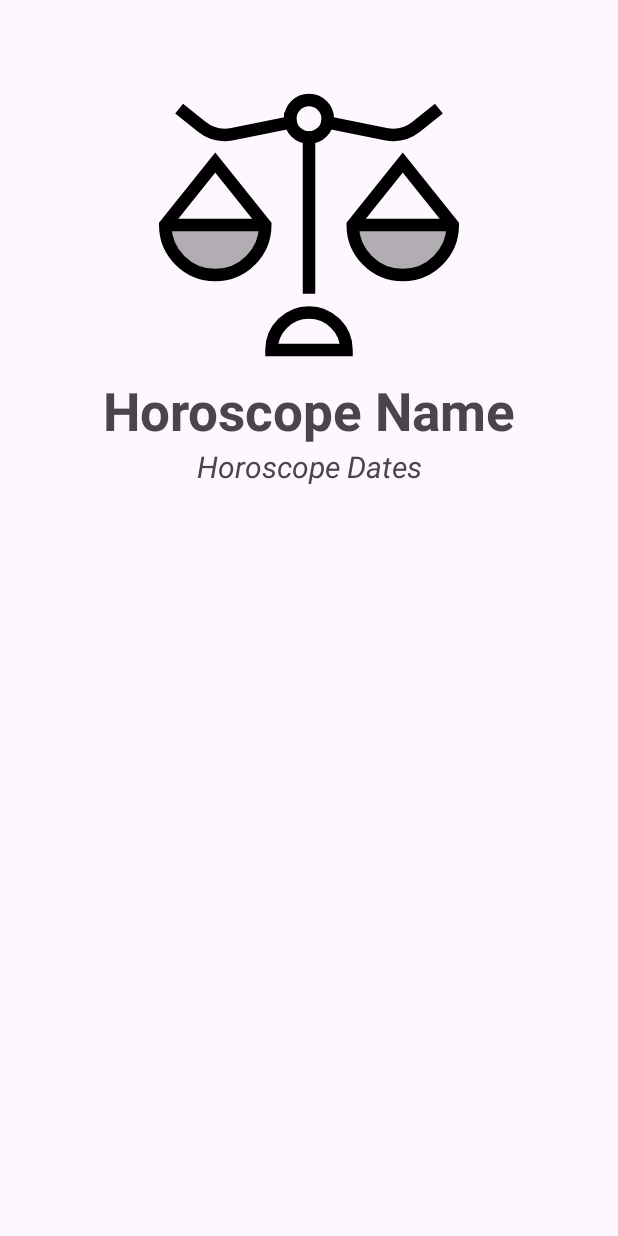
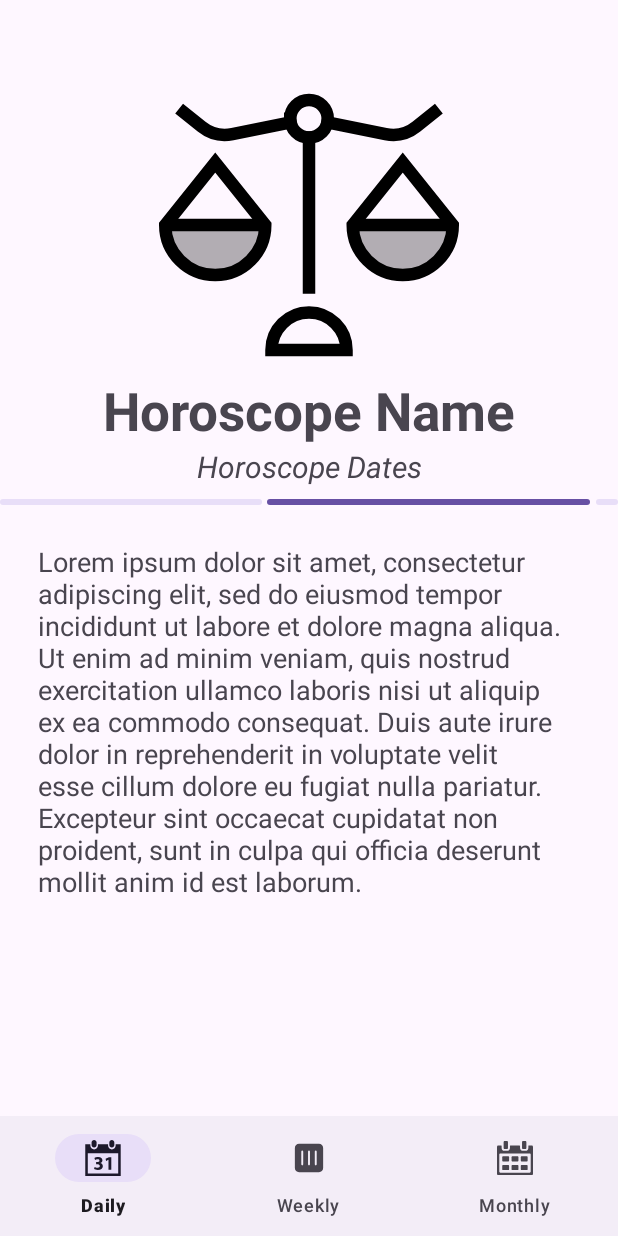
Before and after one commit to EdsDumpster/Horos-Exercise, an Android app: the layout activity_detail.xml on its own in the app's theme, with its tools: preview values and no code run, on a phone screen of 412 x 824 dp. Run offline under Robolectric (Android 15) with nearby library versions, the phone set to English and light mode, and no system bars.

Commit message:
Add the API's request and show the luck (given by the api) in the Detail Activity.

```diff
--- a/app/src/main/AndroidManifest.xml
+++ b/app/src/main/AndroidManifest.xml
@@ -1,6 +1,9 @@
 <?xml version="1.0" encoding="utf-8"?>
 <manifest xmlns:android="http://schemas.android.com/apk/res/android"
     xmlns:tools="http://schemas.android.com/tools">
+
+    <uses-permission android:name="android.permission.INTERNET" />
+
 
     <application
         android:allowBackup="true"
--- /dev/null
+++ b/app/src/main/res/drawable/day_icon.xml
@@ -0,0 +1,21 @@
+<vector xmlns:android="http://schemas.android.com/apk/res/android"
+    android:width="800dp"
+    android:height="800dp"
+    android:viewportWidth="29.125"
+    android:viewportHeight="29.125">
+  <path
+      android:pathData="M21.703,6.148c1.119,0 2.021,-0.898 2.021,-2.016V2.02c0,-1.12 -0.902,-2.02 -2.021,-2.02c-1.114,0 -2.018,0.9 -2.018,2.02v2.113C19.686,5.25 20.589,6.148 21.703,6.148z"
+      android:fillColor="#000000"/>
+  <path
+      android:pathData="M28.883,3.498h-4.069v1.023c0,1.699 -1.379,3.078 -3.074,3.078c-1.699,0 -3.076,-1.379 -3.076,-3.078V3.498h-8.202v1.023c0,1.699 -1.378,3.078 -3.075,3.078c-1.7,0 -3.074,-1.379 -3.074,-3.078V3.498L0.209,3.445v25.678l2.052,0.002h24.603l2.051,-0.008L28.883,3.498zM26.863,27.08H2.261V10.674h24.603V27.08H26.863z"
+      android:fillColor="#000000"/>
+  <path
+      android:pathData="M7.352,6.148c1.119,0 2.021,-0.898 2.021,-2.016V2.02C9.372,0.9 8.471,0 7.352,0C6.237,0 5.334,0.9 5.334,2.02v2.113C5.334,5.25 6.237,6.148 7.352,6.148z"
+      android:fillColor="#000000"/>
+  <path
+      android:pathData="M7.798,21.752c0.422,0.23 1.381,0.619 2.346,0.619c1.224,0 1.843,-0.588 1.843,-1.334c0,-1.006 -0.996,-1.457 -2.028,-1.457H8.995v-1.691h0.928c0.792,0 1.785,-0.311 1.785,-1.164c0,-0.605 -0.483,-1.055 -1.488,-1.055c-0.823,0 -1.688,0.357 -2.095,0.607l-0.481,-1.705c0.609,-0.389 1.8,-0.762 3.12,-0.762c2.142,0 3.33,1.131 3.33,2.51c0,1.072 -0.601,1.926 -1.845,2.342v0.033c1.211,0.217 2.189,1.133 2.189,2.465c0,1.768 -1.566,3.07 -4.127,3.07c-1.305,0 -2.403,-0.34 -2.991,-0.699L7.798,21.752z"
+      android:fillColor="#000000"/>
+  <path
+      android:pathData="M19.001,16.076l-0.028,0l-1.923,0.914l-0.389,-1.769l2.683,-1.239l1.938,0l0,10.08l-2.281,0z"
+      android:fillColor="#000000"/>
+</vector>
--- /dev/null
+++ b/app/src/main/res/drawable/month_icon.xml
@@ -0,0 +1,33 @@
+<vector xmlns:android="http://schemas.android.com/apk/res/android"
+    android:width="800dp"
+    android:height="800dp"
+    android:viewportWidth="331.37"
+    android:viewportHeight="331.37">
+  <path
+      android:pathData="M111.37,188.96c0,4.96 -4.05,9.01 -9.01,9.01H57.31c-4.95,0 -9.01,-4.05 -9.01,-9.01v-30.11c0,-4.96 4.05,-9.01 9.01,-9.01h45.05c4.96,0 9.01,4.05 9.01,9.01V188.96z"
+      android:fillColor="#000000"/>
+  <path
+      android:pathData="M111.37,268.09c0,4.96 -4.05,9.01 -9.01,9.01H57.31c-4.95,0 -9.01,-4.05 -9.01,-9.01v-30.11c0,-4.96 4.05,-9.01 9.01,-9.01h45.05c4.96,0 9.01,4.05 9.01,9.01V268.09z"
+      android:fillColor="#000000"/>
+  <path
+      android:pathData="M197.22,188.96c0,4.96 -4.05,9.01 -9.01,9.01H143.16c-4.96,0 -9.01,-4.05 -9.01,-9.01v-30.11c0,-4.96 4.05,-9.01 9.01,-9.01h45.05c4.96,0 9.01,4.05 9.01,9.01V188.96z"
+      android:fillColor="#000000"/>
+  <path
+      android:pathData="M197.22,268.09c0,4.96 -4.05,9.01 -9.01,9.01H143.16c-4.96,0 -9.01,-4.05 -9.01,-9.01v-30.11c0,-4.96 4.05,-9.01 9.01,-9.01h45.05c4.96,0 9.01,4.05 9.01,9.01V268.09z"
+      android:fillColor="#000000"/>
+  <path
+      android:pathData="M282.02,188.96c0,4.96 -4.05,9.01 -9.01,9.01h-45.05c-4.96,0 -9.01,-4.05 -9.01,-9.01v-30.11c0,-4.96 4.05,-9.01 9.01,-9.01h45.05c4.96,0 9.01,4.05 9.01,9.01V188.96z"
+      android:fillColor="#000000"/>
+  <path
+      android:pathData="M282.02,268.09c0,4.96 -4.05,9.01 -9.01,9.01h-45.05c-4.96,0 -9.01,-4.05 -9.01,-9.01v-30.11c0,-4.96 4.05,-9.01 9.01,-9.01h45.05c4.96,0 9.01,4.05 9.01,9.01V268.09z"
+      android:fillColor="#000000"/>
+  <path
+      android:pathData="M70.79,82.45c-5.38,0 -9.79,-4.4 -9.79,-9.79V19.7c0,-5.38 4.4,-9.79 9.79,-9.79h20.36c5.38,0 9.79,4.4 9.79,9.79v52.97c0,5.38 -4.4,9.79 -9.79,9.79H70.79z"
+      android:fillColor="#000000"/>
+  <path
+      android:pathData="M240.3,82.45c-5.38,0 -9.79,-4.4 -9.79,-9.79V19.7c0,-5.38 4.4,-9.79 9.79,-9.79h20.36c5.38,0 9.79,4.4 9.79,9.79v52.97c0,5.38 -4.4,9.79 -9.79,9.79H240.3z"
+      android:fillColor="#000000"/>
+  <path
+      android:pathData="M321.92,49.94c0,0 -16.16,0 -28.49,0c-1.63,0 -4.64,0 -4.64,3.75v16.75c0,16 -8.86,29.01 -29.01,29.01h-18.75c-19.11,0 -29.01,-13.01 -29.01,-29.01l0,-15.88c0,-3 -2.1,-4.63 -4.6,-4.63c-23.87,0 -58.03,0 -82.75,0c-1.84,0 -5.33,0 -5.33,4.75v15.75c0,16 -7.98,29.01 -29.01,29.01H71.59c-23.29,0 -29.01,-13.01 -29.01,-29.01V55.31c0,-4.25 -3.83,-5.38 -5.91,-5.38c-12.19,0 -27.22,0 -27.22,0C4.25,49.94 0,54.19 0,66.39v252.62c0,-1.8 4.25,2.45 9.45,2.45h312.46c5.2,0 9.45,-4.25 9.45,-2.45V66.39C331.37,54.19 327.12,49.94 321.92,49.94zM310.36,291c0,5.2 -4.25,9.45 -9.45,9.45H30.46c-5.2,0 -9.45,-4.25 -9.45,-9.45V134.46c0,-5.2 4.25,-9.45 9.45,-9.45h270.45c5.2,0 9.45,4.25 9.45,9.45V291z"
+      android:fillColor="#000000"/>
+</vector>
--- /dev/null
+++ b/app/src/main/res/drawable/week_icon.xml
@@ -0,0 +1,12 @@
+<vector xmlns:android="http://schemas.android.com/apk/res/android"
+    android:width="800dp"
+    android:height="800dp"
+    android:viewportWidth="28"
+    android:viewportHeight="28">
+  <path
+      android:pathData="M21.75,3C23.545,3 25,4.455 25,6.25L25,21.75C25,23.545 23.545,25 21.75,25L6.25,25C4.455,25 3,23.545 3,21.75L3,6.25C3,4.455 4.455,3 6.25,3L21.75,3ZM14,8.25C13.62,8.25 13.307,8.532 13.257,8.898L13.25,9L13.25,19L13.257,19.102C13.307,19.468 13.62,19.75 14,19.75C14.38,19.75 14.693,19.468 14.743,19.102L14.75,19L14.75,9L14.743,8.898C14.693,8.532 14.38,8.25 14,8.25ZM19.25,8.25C18.87,8.25 18.557,8.532 18.507,8.898L18.5,9L18.5,19L18.507,19.102C18.557,19.468 18.87,19.75 19.25,19.75C19.63,19.75 19.943,19.468 19.993,19.102L20,19L20,9L19.993,8.898C19.943,8.532 19.63,8.25 19.25,8.25ZM8.75,8.25C8.37,8.25 8.057,8.532 8.007,8.898L8,9L8,19L8.007,19.102C8.057,19.468 8.37,19.75 8.75,19.75C9.13,19.75 9.443,19.468 9.493,19.102L9.5,19L9.5,9L9.493,8.898C9.443,8.532 9.13,8.25 8.75,8.25Z"
+      android:strokeWidth="1"
+      android:fillColor="#212121"
+      android:fillType="nonZero"
+      android:strokeColor="#00000000"/>
+</vector>
--- a/app/src/main/res/layout/activity_detail.xml
+++ b/app/src/main/res/layout/activity_detail.xml
@@ -34,4 +34,31 @@
         android:textSize="20sp"
         android:textStyle="italic"/>
 
+    <com.google.android.material.progressindicator.LinearProgressIndicator
+        android:id="@+id/progressIndicator"
+        android:layout_width="match_parent"
+        android:layout_height="wrap_content"
+        android:indeterminate="true"
+        android:layout_marginTop="8dp"/>
+
+    <ScrollView
+        android:layout_width="wrap_content"
+        android:layout_height="0dp"
+        android:layout_weight="1">
+
+        <TextView
+            android:id="@+id/luckView"
+            android:layout_width="match_parent"
+            android:layout_height="wrap_content"
+            android:textAppearance="@style/TextAppearance.AppCompat.Medium"
+            tools:text="Lorem ipsum dolor sit amet, consectetur adipiscing elit, sed do eiusmod tempor incididunt ut labore et dolore magna aliqua. Ut enim ad minim veniam, quis nostrud exercitation ullamco laboris nisi ut aliquip ex ea commodo consequat. Duis aute irure dolor in reprehenderit in voluptate velit esse cillum dolore eu fugiat nulla pariatur. Excepteur sint occaecat cupidatat non proident, sunt in culpa qui officia deserunt mollit anim id est laborum."
+            android:padding="25dp"/>
+    </ScrollView>
+
+    <com.google.android.material.bottomnavigation.BottomNavigationView
+        android:id="@+id/ivNavigation"
+        android:layout_width="match_parent"
+        android:layout_height="wrap_content"
+        app:menu="@menu/detail_navigation_menu"/>
+
 </LinearLayout>
--- /dev/null
+++ b/app/src/main/res/menu/detail_navigation_menu.xml
@@ -0,0 +1,19 @@
+<?xml version="1.0" encoding="utf-8"?>
+<menu xmlns:android="http://schemas.android.com/apk/res/android"
+    xmlns:app="http://schemas.android.com/apk/res-auto">
+    <item
+        android:id="@+id/action_daily"
+        android:icon="@drawable/day_icon"
+        android:title="@string/daily_navigation_menu"
+        app:showAsAction="always"/>
+    <item
+        android:id="@+id/action_weekly"
+        android:icon="@drawable/week_icon"
+        android:title="@string/weekly_navigation_menu"
+        app:showAsAction="always"/>
+    <item
+        android:id="@+id/action_monthly"
+        android:icon="@drawable/month_icon"
+        android:title="@string/monthly_navigation_menu"
+        app:showAsAction="always"/>
+</menu>
--- a/app/src/main/res/values/strings.xml
+++ b/app/src/main/res/values/strings.xml
@@ -28,5 +28,8 @@
     <string name="signdate_capricorn">December 22 to January 19</string>
 
     <string name="menu_search">Search</string>
+    <string name="daily_navigation_menu">Daily</string>
+    <string name="weekly_navigation_menu">Weekly</string>
+    <string name="monthly_navigation_menu">Monthly</string>
 
 </resources>
```
Also changed, not shown: app/src/main/java/com/example/horos_exercise/activities/DetailActivity.kt (+93 -2 lines).
